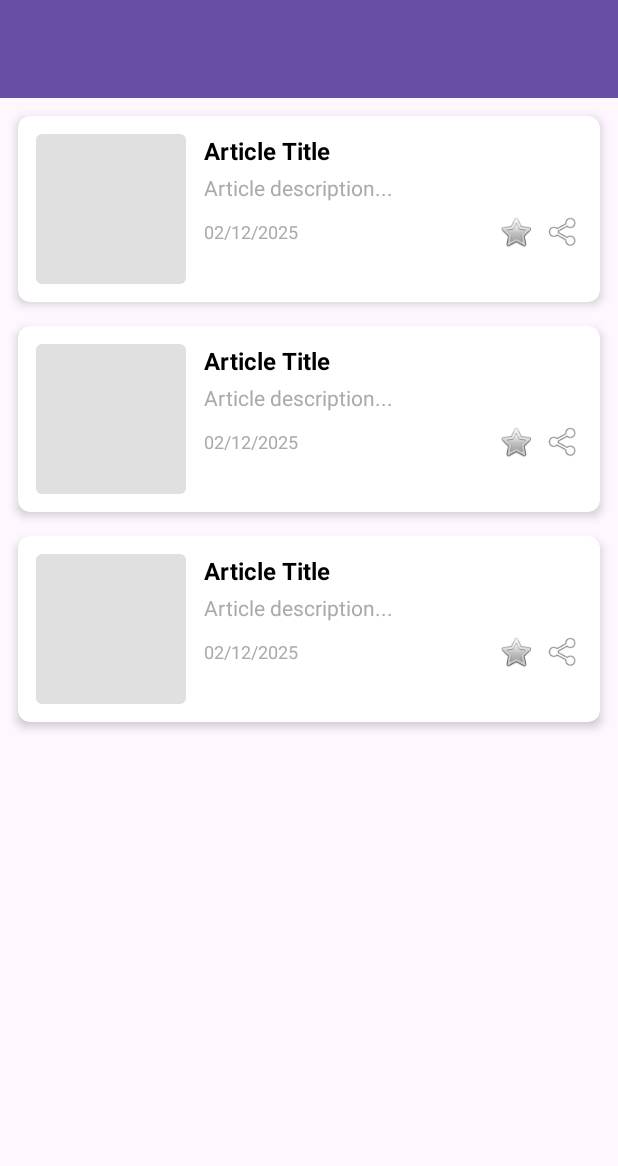
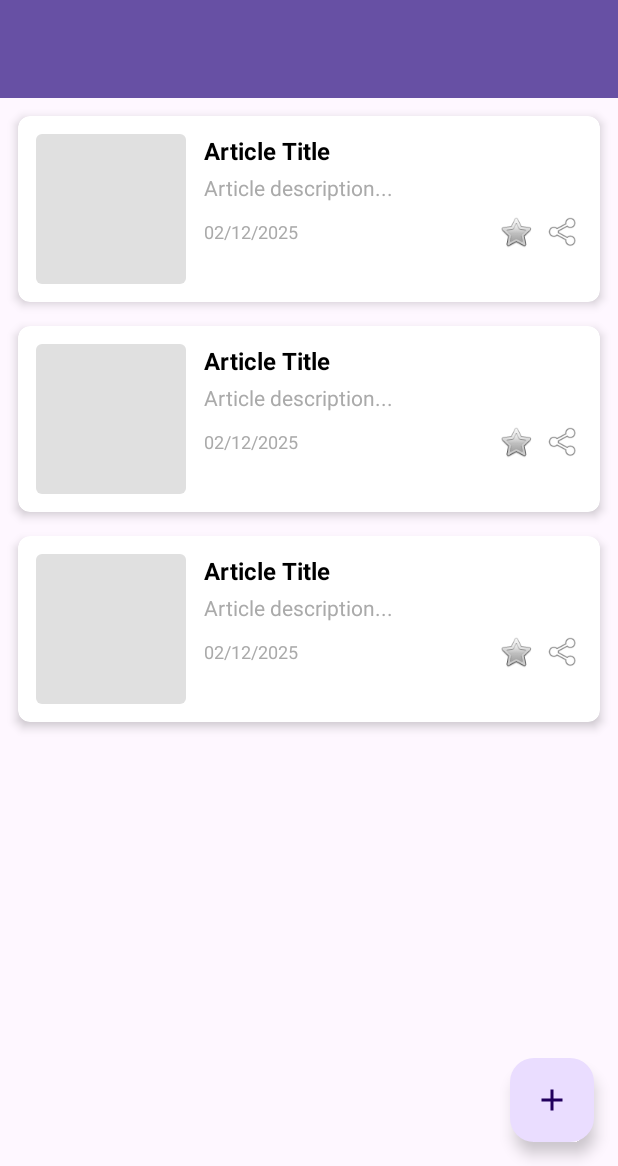
Before and after one commit to kekelove92/rssApplication, an Android app: the layout activity_main.xml on its own in the app's theme, with its tools: preview values and no code run, on a phone screen of 412 x 824 dp, the part 70-1236 px from its top. Run offline under Robolectric (Android 15) with nearby library versions, the phone set to English and light mode, and no system bars.

Commit message:
update code v2

```diff
--- a/app/src/main/res/layout/activity_main.xml
+++ b/app/src/main/res/layout/activity_main.xml
@@ -53,7 +53,7 @@
 
     <com.google.android.material.floatingactionbutton.FloatingActionButton
         android:id="@+id/fab_add_feed"
-        android:visibility="gone"
+        android:visibility="visible"
         android:layout_width="wrap_content"
         android:layout_height="wrap_content"
         android:layout_gravity="bottom|end"
--- a/app/src/main/res/menu/main_menu.xml
+++ b/app/src/main/res/menu/main_menu.xml
@@ -16,7 +16,9 @@
 
     <item
         android:id="@+id/action_clear"
+        android:visible="false"
+        android:icon="@android:drawable/ic_notification_clear_all"
         android:title="Xóa tất cả"
-        app:showAsAction="never" />
+        app:showAsAction="ifRoom" />
 
 </menu>
```
